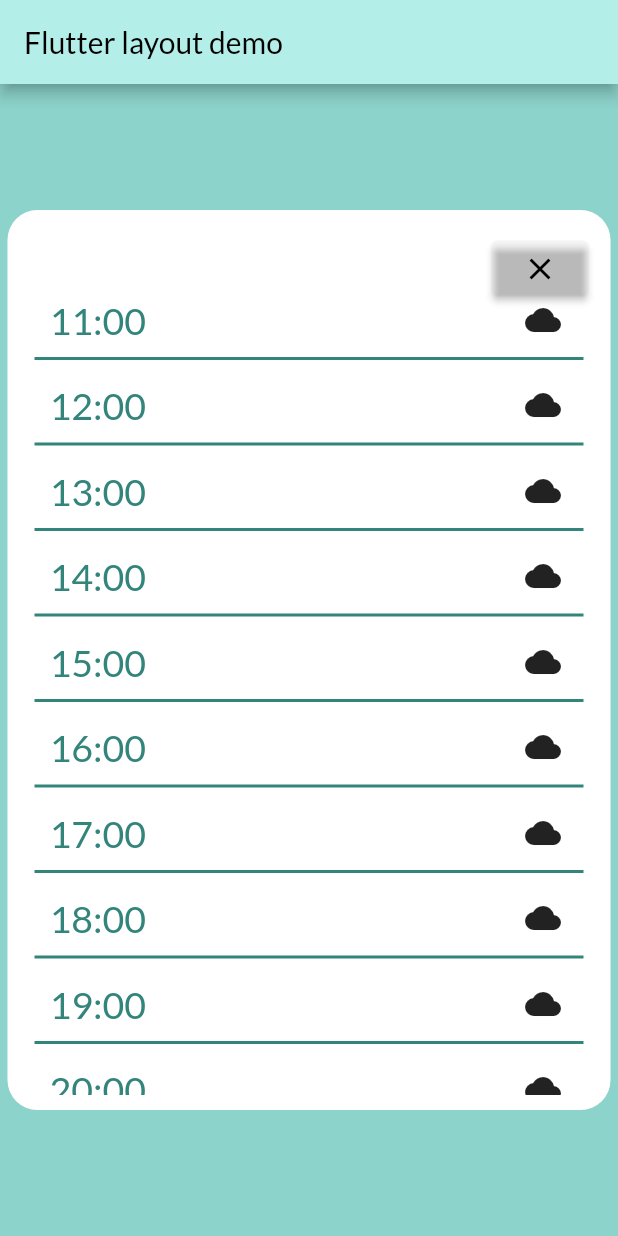
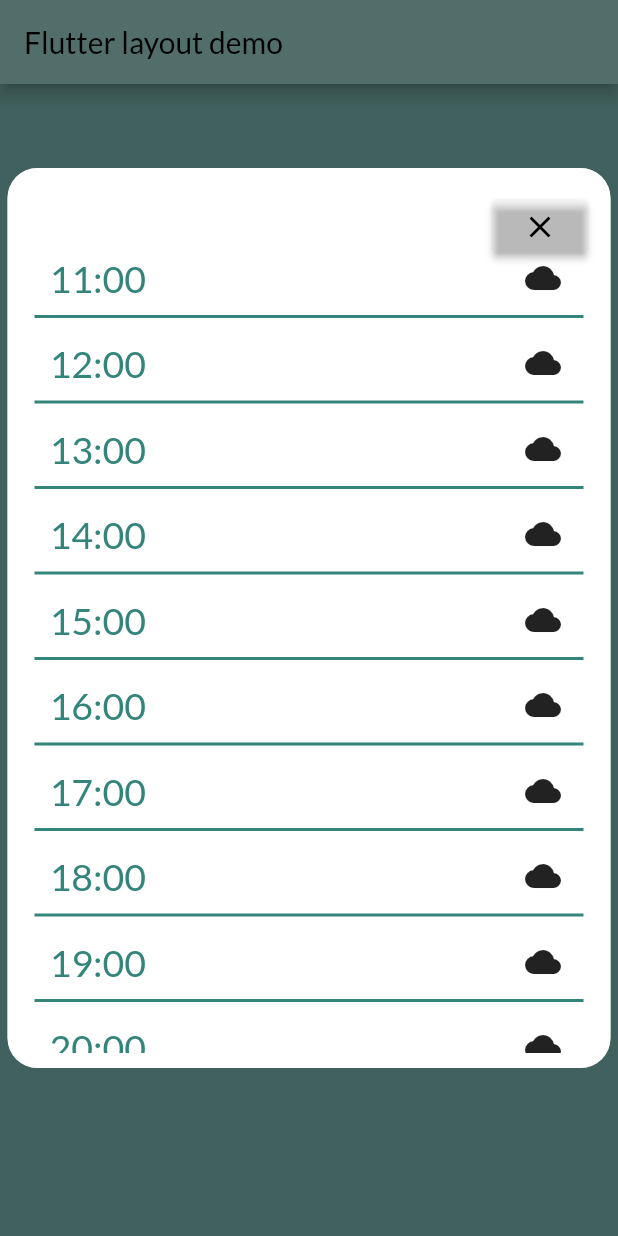
Before and after one commit to gtxn/weather-app-grp3, a Flutter app: the screen it shows after launch, after a tap on the "sunny" icon, on a phone screen of 412 x 824 dp. Run offline on Flutter 3.47's test engine with Material 2 defaults, Android fonts, the phone set to English and light mode, and no system bars; our stand-ins replace google_fonts.

```diff
--- a/lib/components/WeatherOverlay.dart
+++ b/lib/components/WeatherOverlay.dart
@@ -5,23 +5,14 @@ import 'package:intl/date_symbol_data_local.dart';
 
 import 'WeatherOverlay/ListItem.dart';
 
-class WeatherOverlay extends StatefulWidget {
-  bool isVisible = true;
-  void Function() toggleOpen;
+class WeatherOverlay extends StatelessWidget {
+  final void Function() toggleOpen;
 
-  WeatherOverlay(
-      {required Key key, required this.isVisible, required this.toggleOpen})
-      : super(key: key);
-
-  @override
-  State<WeatherOverlay> createState() => _WeatherOverlayState();
-}
-
-class _WeatherOverlayState extends State<WeatherOverlay> {
-  Constants style = Constants();
+  const WeatherOverlay({super.key, required this.toggleOpen});
 
   @override
   Widget build(BuildContext context) {
+    Constants style = Constants();
     List<Widget> items = [];
     DateTime now = DateTime.now();
 
@@ -29,25 +20,19 @@ class _WeatherOverlayState extends State<WeatherOverlay> {
     for (int i = 0; i < 24; i++) {
       now = now.add(const Duration(hours: 1));
       String nowStr = DateFormat.H().format(now);
-      items.add(ListItem('$nowStr:00', 1));
+      items.add(ListItem(time: '$nowStr:00', weather: 1));
     }
 
-    return Visibility(
-      visible: widget.isVisible,
-      maintainSize: true,
-      maintainAnimation: true,
-      maintainState: true,
-      child: Column(
+    return Column(
       mainAxisAlignment: MainAxisAlignment.center,
       crossAxisAlignment: CrossAxisAlignment.center,
       children: [
-          Center(
-            child: Stack(
+        Stack(
           children: [
             Container(
               alignment: Alignment.center,
-                  margin: EdgeInsets.all(5),
-                  padding: EdgeInsets.fromLTRB(10, 35, 10, 10),
+              margin: const EdgeInsets.all(5),
+              padding: const EdgeInsets.fromLTRB(10, 35, 10, 10),
               decoration: BoxDecoration(
                 boxShadow: [BoxShadow(color: style.gray)],
                 borderRadius: BorderRadius.circular(20),
@@ -64,20 +49,18 @@ class _WeatherOverlayState extends State<WeatherOverlay> {
               right: 20,
               top: 20,
               child: ElevatedButton(
-                    onPressed: widget.toggleOpen,
+                onPressed: toggleOpen,
                 style: ElevatedButton.styleFrom(
                   backgroundColor: Colors.white.withOpacity(0),
                 ),
-                    child: Icon(
+                child: const Icon(
                   Icons.close,
                 ),
               ),
             ),
           ],
         ),
-          ),
       ],
-      ),
     );
   }
 }
--- a/lib/components/WeatherOverlay/ListItem.dart
+++ b/lib/components/WeatherOverlay/ListItem.dart
@@ -2,12 +2,12 @@ import 'package:flutter/material.dart';
 import '../../assets/Constants.dart';
 
 class ListItem extends StatelessWidget {
-  String time = "";
-  int weather = -1; // 0: sunny, 1: cloudy, 2: rainy
-  Constants style = Constants();
+  final String time;
+  final int weather; // 0: sunny, 1: cloudy, 2: rainy
+  final Constants style = Constants();
 
   // The time is a string
-  ListItem(this.time, this.weather, {super.key});
+  ListItem({super.key, required this.time, required this.weather});
 
   @override
   Widget build(BuildContext context) {
@@ -23,7 +23,6 @@ class ListItem extends StatelessWidget {
           ),
         ),
       ),
-        child: Expanded(
       child: Row(
         mainAxisAlignment: MainAxisAlignment.spaceBetween,
         crossAxisAlignment: CrossAxisAlignment.center,
@@ -38,6 +37,6 @@ class ListItem extends StatelessWidget {
           Icon(iconArray[weather]),
         ],
       ),
-        ));
+    );
   }
 }
--- a/lib/main.dart
+++ b/lib/main.dart
@@ -181,7 +181,12 @@ class _MainPageState extends State<MainPage> {
                         alignment: Alignment.centerRight,
                         child: FloatingActionButton(
                           // heroTag: "topWeather",
-                          onPressed: toggleWeatherModalOpen,
+                          onPressed: () => showDialog(
+                              context: context,
+                              builder: (BuildContext context) =>
+                                  WeatherOverlay(toggleOpen: () {
+                                    Navigator.pop(context);
+                                  })),
                           child: const Icon(Icons.sunny),
                         ),
                       )
@@ -216,10 +221,10 @@ class _MainPageState extends State<MainPage> {
             ]),
           ],
         ),
-        WeatherOverlay(
-            key: const Key('overlayModal'),
-            isVisible: isWeatherModalOpen,
-            toggleOpen: toggleWeatherModalOpen)
+        // WeatherOverlay(
+        //     key: const Key('overlayModal'),
+        //     isVisible: isWeatherModalOpen,
+        //     toggleOpen: toggleWeatherModalOpen)
       ],
     );
   }
```
Lines whose indentation alone changed are shown as unchanged.
